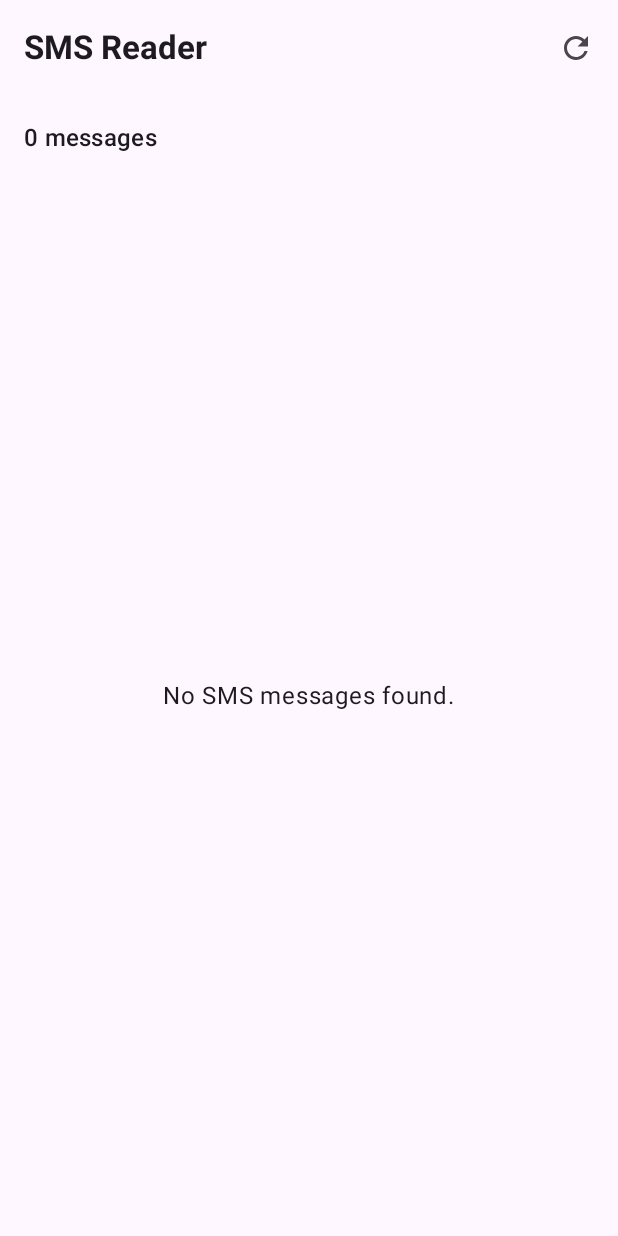
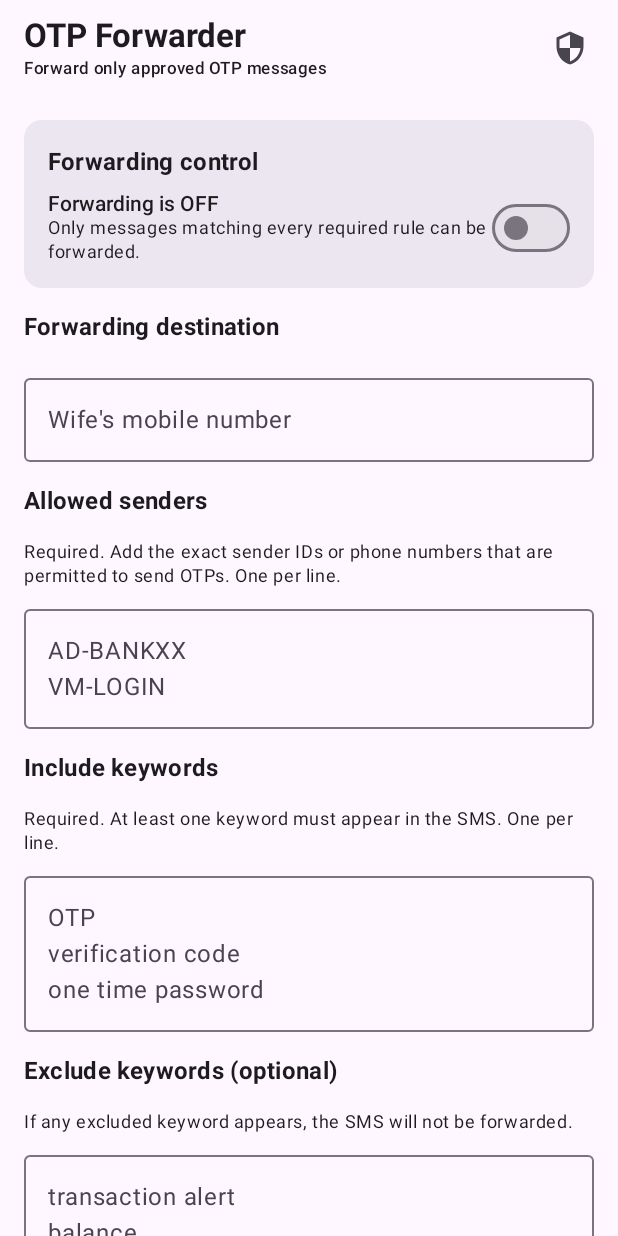
Before and after one commit to whizkris/sms_reader, an Android app built with Jetpack Compose: the screen it shows after launch (MainActivity), on a phone screen of 412 x 824 dp. Run offline under Robolectric (Android 15) with nearby library versions, the phone set to English and light mode, and no system bars.

Commit message:
Implement selective OTP forwarding with encrypted settings and CI APK build

```diff
--- a/app/src/main/java/com/whizkris/smsreader/MainActivity.kt
+++ b/app/src/main/java/com/whizkris/smsreader/MainActivity.kt
@@ -2,19 +2,16 @@ package com.whizkris.smsreader
 
 import android.Manifest
 import android.content.pm.PackageManager
-import android.database.Cursor
-import android.net.Uri
 import android.os.Bundle
-import android.provider.Telephony
 import androidx.activity.ComponentActivity
 import androidx.activity.compose.setContent
 import androidx.activity.compose.rememberLauncherForActivityResult
 import androidx.activity.result.contract.ActivityResultContracts
 import androidx.compose.foundation.layout.*
-import androidx.compose.foundation.lazy.LazyColumn
-import androidx.compose.foundation.lazy.items
+import androidx.compose.foundation.rememberScrollState
+import androidx.compose.foundation.verticalScroll
 import androidx.compose.material.icons.Icons
-import androidx.compose.material.icons.filled.Refresh
+import androidx.compose.material.icons.filled.Security
 import androidx.compose.material3.*
 import androidx.compose.runtime.*
 import androidx.compose.ui.Alignment
@@ -23,211 +20,180 @@ import androidx.compose.ui.platform.LocalContext
 import androidx.compose.ui.text.font.FontWeight
 import androidx.compose.ui.unit.dp
 import androidx.core.content.ContextCompat
-import java.text.SimpleDateFormat
-import java.util.Date
-import java.util.Locale
-
-data class SmsMessage(
-    val sender: String,
-    val body: String,
-    val date: Long
-)
 
 class MainActivity : ComponentActivity() {
     override fun onCreate(savedInstanceState: Bundle?) {
         super.onCreate(savedInstanceState)
-        setContent {
-            SmsReaderScreen()
-        }
+        setContent { OtpForwarderScreen() }
     }
 }
 
 @OptIn(ExperimentalMaterial3Api::class)
 @Composable
-fun SmsReaderScreen() {
+private fun OtpForwarderScreen() {
     val context = LocalContext.current
+    var config by remember { mutableStateOf(SmsConfigStore.load(context)) }
+    var destination by remember { mutableStateOf(config.destination) }
+    var senders by remember { mutableStateOf(config.allowedSenders.joinToString("\n")) }
+    var includes by remember { mutableStateOf(config.includeKeywords.joinToString("\n")) }
+    var excludes by remember { mutableStateOf(config.excludeKeywords.joinToString("\n")) }
+    var history by remember { mutableStateOf(SmsConfigStore.history(context)) }
+    var savedMessage by remember { mutableStateOf<String?>(null) }
 
-    var messages by remember { mutableStateOf(emptyList<SmsMessage>()) }
-    var hasPermission by remember {
+    fun permissionGranted(permission: String) =
+        ContextCompat.checkSelfPermission(context, permission) == PackageManager.PERMISSION_GRANTED
+
+    var permissionsOk by remember {
         mutableStateOf(
-            ContextCompat.checkSelfPermission(
-                context,
-                Manifest.permission.READ_SMS
-            ) == PackageManager.PERMISSION_GRANTED
+            permissionGranted(Manifest.permission.RECEIVE_SMS) &&
+                permissionGranted(Manifest.permission.SEND_SMS)
         )
     }
 
-    var errorMessage by remember { mutableStateOf<String?>(null) }
+    val permissionLauncher = rememberLauncherForActivityResult(
+        ActivityResultContracts.RequestMultiplePermissions()
+    ) {
+        permissionsOk = permissionGranted(Manifest.permission.RECEIVE_SMS) &&
+            permissionGranted(Manifest.permission.SEND_SMS)
+    }
 
-    fun loadMessages() {
-        if (!hasPermission) return
-
+    fun saveSettings(enable: Boolean = config.enabled) {
+        val updated = SmsConfig(
+            enabled = enable,
+            destination = destination.trim(),
+            allowedSenders = senders.lines().map { it.trim() }.filter { it.isNotBlank() }.distinct(),
+            includeKeywords = includes.lines().map { it.trim() }.filter { it.isNotBlank() }.distinct(),
+            excludeKeywords = excludes.lines().map { it.trim() }.filter { it.isNotBlank() }.distinct()
+        )
+        val validation = SmsConfigStore.validate(updated)
+        if (validation != null) {
+            savedMessage = validation
+            return
+        }
         try {
-            val result = mutableListOf<SmsMessage>()
-            val uri: Uri = Telephony.Sms.Inbox.CONTENT_URI
-
-            val cursor: Cursor? = context.contentResolver.query(
-                uri,
-                arrayOf("address", "body", "date"),
-                null,
-                null,
-                "date DESC"
-            )
-
-            cursor?.use {
-                val addressIndex = it.getColumnIndex("address")
-                val bodyIndex = it.getColumnIndex("body")
-                val dateIndex = it.getColumnIndex("date")
-
-                while (it.moveToNext()) {
-                    result.add(
-                        SmsMessage(
-                            sender = it.getString(addressIndex) ?: "Unknown",
-                            body = it.getString(bodyIndex) ?: "",
-                            date = it.getLong(dateIndex)
-                        )
-                    )
+            SmsConfigStore.save(context, updated)
+            config = updated
+            savedMessage = "Settings saved on this device."
+        } catch (e: Exception) {
+            savedMessage = "Could not securely save settings: ${e.message ?: "unknown error"}"
         }
     }
 
-            messages = result
-            errorMessage = null
-        } catch (e: Exception) {
-            errorMessage = "Unable to read messages: ${e.message}"
-        }
-    }
-
-    val permissionLauncher = rememberLauncherForActivityResult(
-        ActivityResultContracts.RequestPermission()
-    ) { granted ->
-        hasPermission = granted
-        if (granted) loadMessages()
-    }
-
-    LaunchedEffect(hasPermission) {
-        if (hasPermission) loadMessages()
-    }
-
-    MaterialTheme {
     Scaffold(
         topBar = {
             TopAppBar(
                 title = {
-                        Text(
-                            "SMS Reader",
-                            fontWeight = FontWeight.Bold
-                        )
+                    Column {
+                        Text("OTP Forwarder", fontWeight = FontWeight.Bold)
+                        Text("Forward only approved OTP messages", style = MaterialTheme.typography.labelSmall)
+                    }
                 },
                 actions = {
-                        IconButton(
-                            onClick = { loadMessages() },
-                            enabled = hasPermission
-                        ) {
-                            Icon(
-                                Icons.Default.Refresh,
-                                contentDescription = "Refresh"
-                            )
-                        }
+                    Icon(Icons.Default.Security, contentDescription = "On-device security",
+                        modifier = Modifier.padding(end = 16.dp))
                 }
             )
         }
     ) { padding ->
-
         Column(
-                modifier = Modifier
-                    .fillMaxSize()
-                    .padding(padding)
-                    .padding(16.dp)
+            modifier = Modifier.fillMaxSize().padding(padding)
+                .verticalScroll(rememberScrollState()).padding(16.dp),
+            verticalArrangement = Arrangement.spacedBy(14.dp)
         ) {
-
-                Text(
-                    text = if (hasPermission)
-                        "${messages.size} messages"
-                    else
-                        "SMS access required",
-                    style = MaterialTheme.typography.titleMedium
+            Card(colors = CardDefaults.cardColors(containerColor = MaterialTheme.colorScheme.surfaceContainerHigh)) {
+                Column(Modifier.padding(16.dp), verticalArrangement = Arrangement.spacedBy(8.dp)) {
+                    Text("Forwarding control", style = MaterialTheme.typography.titleMedium, fontWeight = FontWeight.Bold)
+                    Row(verticalAlignment = Alignment.CenterVertically) {
+                        Column(Modifier.weight(1f)) {
+                            Text(if (config.enabled) "Forwarding is ON" else "Forwarding is OFF",
+                                fontWeight = FontWeight.SemiBold)
+                            Text("Only messages matching every required rule can be forwarded.",
+                                style = MaterialTheme.typography.bodySmall)
+                        }
+                        Switch(
+                            checked = config.enabled,
+                            onCheckedChange = { enabled ->
+                                saveSettings(enable = enabled)
+                            },
+                            enabled = permissionsOk
                         )
-
-                Spacer(modifier = Modifier.height(16.dp))
-
-                if (!hasPermission) {
-                    Text(
-                        "Allow SMS access to display messages stored in your phone's inbox."
-                    )
-
-                    Spacer(modifier = Modifier.height(16.dp))
-
-                    Button(
-                        onClick = {
-                            permissionLauncher.launch(Manifest.permission.READ_SMS)
                     }
-                    ) {
-                        Text("Grant SMS Permission")
-                    }
-
-                } else if (messages.isEmpty()) {
-                    Box(
-                        modifier = Modifier.fillMaxSize(),
-                        contentAlignment = Alignment.Center
-                    ) {
-                        Text("No SMS messages found.")
-                    }
-
-                } else {
-                    LazyColumn(
-                        verticalArrangement = Arrangement.spacedBy(10.dp)
-                    ) {
-                        items(messages) { message ->
-                            SmsCard(message)
+                    if (!permissionsOk) {
+                        Text("SMS permissions are required to receive and send the selected messages.",
+                            color = MaterialTheme.colorScheme.error, style = MaterialTheme.typography.bodySmall)
+                        Button(onClick = {
+                            permissionLauncher.launch(arrayOf(
+                                Manifest.permission.RECEIVE_SMS,
+                                Manifest.permission.SEND_SMS
+                            ))
+                        }) { Text("Grant SMS permissions") }
                     }
                 }
             }
 
-                errorMessage?.let {
-                    Spacer(modifier = Modifier.height(12.dp))
-                    Text(
-                        text = it,
-                        color = MaterialTheme.colorScheme.error
+            Text("Forwarding destination", style = MaterialTheme.typography.titleMedium, fontWeight = FontWeight.Bold)
+            OutlinedTextField(
+                value = destination, onValueChange = { destination = it },
+                modifier = Modifier.fillMaxWidth(), singleLine = true,
+                label = { Text("Wife's mobile number") },
+                placeholder = { Text("+91XXXXXXXXXX") }
             )
+
+            Text("Allowed senders", style = MaterialTheme.typography.titleMedium, fontWeight = FontWeight.Bold)
+            Text("Required. Add the exact sender IDs or phone numbers that are permitted to send OTPs. One per line.",
+                style = MaterialTheme.typography.bodySmall)
+            OutlinedTextField(
+                value = senders, onValueChange = { senders = it },
+                modifier = Modifier.fillMaxWidth(), minLines = 2,
+                placeholder = { Text("AD-BANKXX\nVM-LOGIN") }
+            )
+
+            Text("Include keywords", style = MaterialTheme.typography.titleMedium, fontWeight = FontWeight.Bold)
+            Text("Required. At least one keyword must appear in the SMS. One per line.",
+                style = MaterialTheme.typography.bodySmall)
+            OutlinedTextField(
+                value = includes, onValueChange = { includes = it },
+                modifier = Modifier.fillMaxWidth(), minLines = 2,
+                placeholder = { Text("OTP\nverification code\none time password") }
+            )
+
+            Text("Exclude keywords (optional)", style = MaterialTheme.typography.titleMedium, fontWeight = FontWeight.Bold)
+            Text("If any excluded keyword appears, the SMS will not be forwarded.",
+                style = MaterialTheme.typography.bodySmall)
+            OutlinedTextField(
+                value = excludes, onValueChange = { excludes = it },
+                modifier = Modifier.fillMaxWidth(), minLines = 2,
+                placeholder = { Text("transaction alert\nbalance") }
+            )
+
+            Button(onClick = { saveSettings() }, modifier = Modifier.fillMaxWidth()) {
+                Text("Save settings")
             }
+            savedMessage?.let { Text(it, style = MaterialTheme.typography.bodySmall,
+                color = if (it.startsWith("Settings saved")) MaterialTheme.colorScheme.primary else MaterialTheme.colorScheme.error) }
+
+            HorizontalDivider()
+            Row(verticalAlignment = Alignment.CenterVertically) {
+                Text("Recent forwarding activity", style = MaterialTheme.typography.titleMedium,
+                    fontWeight = FontWeight.Bold, modifier = Modifier.weight(1f))
+                TextButton(onClick = { history = SmsConfigStore.history(context) }) { Text("Refresh") }
             }
-        }
+            if (history.isEmpty()) {
+                Text("No forwarding activity yet.", style = MaterialTheme.typography.bodySmall)
+            } else {
+                history.forEach { item ->
+                    ListItem(
+                        headlineContent = { Text(item.sender) },
+                        supportingContent = { Text(item.status) },
+                        trailingContent = { Text(SmsConfigStore.formatTime(item.timestamp), style = MaterialTheme.typography.labelSmall) }
+                    )
+                    HorizontalDivider()
                 }
             }
 
-@Composable
-fun SmsCard(message: SmsMessage) {
-    val formattedDate = remember(message.date) {
-        SimpleDateFormat(
-            "dd MMM yyyy, hh:mm a",
-            Locale.getDefault()
-        ).format(Date(message.date))
-    }
-
-    ElevatedCard(
-        modifier = Modifier.fillMaxWidth()
-    ) {
-        Column(
-            modifier = Modifier.padding(16.dp)
-        ) {
             Text(
-                text = message.sender,
-                style = MaterialTheme.typography.titleMedium,
-                fontWeight = FontWeight.Bold
-            )
-
-            Spacer(modifier = Modifier.height(6.dp))
-
-            Text(
-                text = message.body,
-                style = MaterialTheme.typography.bodyMedium
-            )
-
-            Spacer(modifier = Modifier.height(8.dp))
-
-            Text(
-                text = formattedDate,
-                style = MaterialTheme.typography.labelSmall,
+                "Privacy and safety: SMS OTPs are authentication credentials. Keep the sender list narrow and forward only messages you are authorised to share. Activity history stores sender, time and result—not the OTP text. SMS delivery by the mobile network is not guaranteed.",
+                style = MaterialTheme.typography.bodySmall,
                 color = MaterialTheme.colorScheme.secondary
             )
         }
```
Also changed, not shown: app/src/main/AndroidManifest.xml (+13 -4 lines), app/src/main/java/com/whizkris/smsreader/IncomingSmsReceiver.kt (added, +65 -0 lines), app/src/main/java/com/whizkris/smsreader/SmsConfigStore.kt (added, +143 -0 lines), 2 other files. Lines whose indentation alone changed are shown as unchanged.
